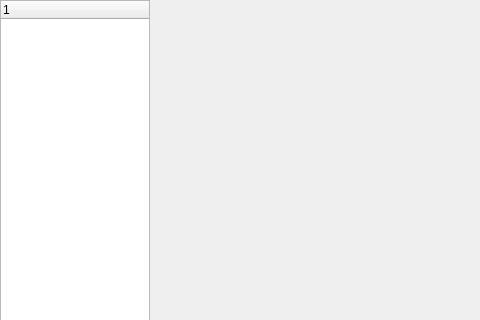
Old version of the form CourseDependencyGraph/ui/mainwindow.ui in the repository tsznokwong/CourseDependencyGraph; both pictures show x 0 to 480 and y 0 to 320 of the 900 by 600 pixel window.
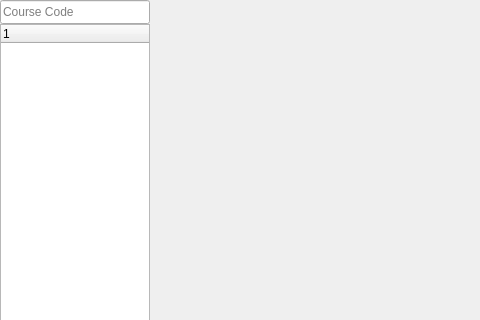
New version of the form.

Commit message: Add Search Bar

What changed in the file:
```diff
--- a/CourseDependencyGraph/ui/mainwindow.ui
+++ b/CourseDependencyGraph/ui/mainwindow.ui
@@ -30,9 +30,9 @@
     <property name="geometry">
      <rect>
       <x>0</x>
-      <y>0</y>
+      <y>24</y>
       <width>150</width>
-      <height>600</height>
+      <height>576</height>
      </rect>
     </property>
     <column>
@@ -57,6 +57,22 @@
      </sizepolicy>
     </property>
    </widget>
+   <widget class="QLineEdit" name="searchBar">
+    <property name="geometry">
+     <rect>
+      <x>0</x>
+      <y>0</y>
+      <width>150</width>
+      <height>24</height>
+     </rect>
+    </property>
+    <property name="maxLength">
+     <number>9</number>
+    </property>
+    <property name="placeholderText">
+     <string>Course Code</string>
+    </property>
+   </widget>
   </widget>
  </widget>
  <layoutdefault spacing="6" margin="11"/>
```
The commit also changes 3 other files.
